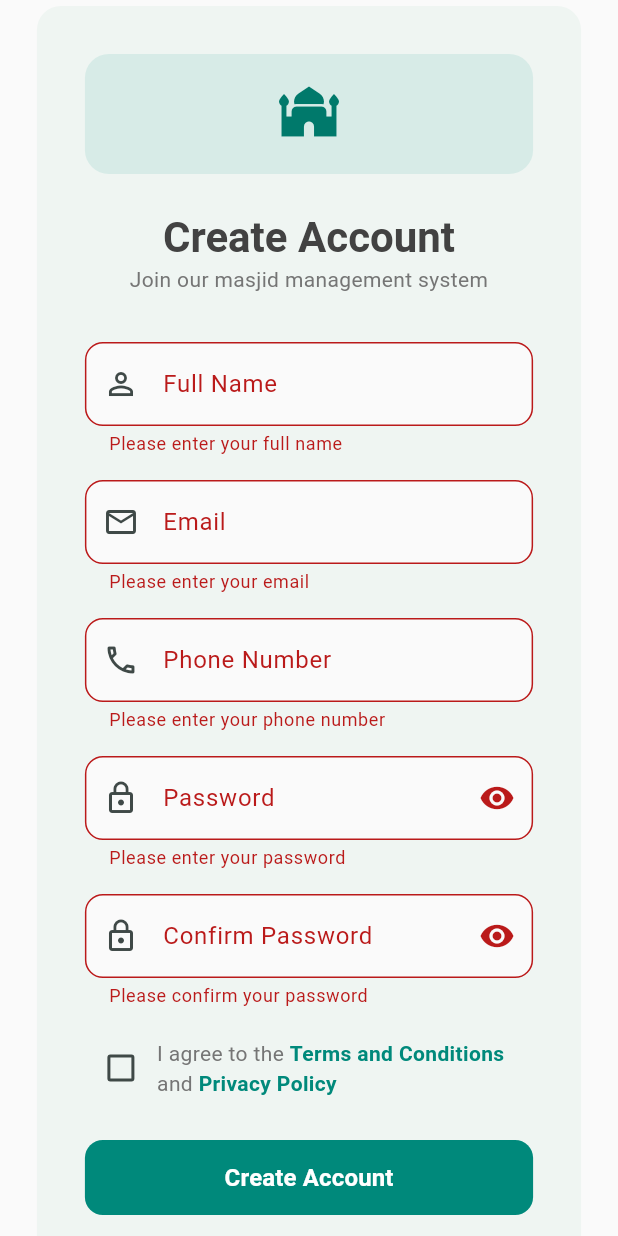
After one commit to nurhaziqharis/masjid_management_flutter, a Flutter app: the SignupPage screen opened by its route, after a tap on "Create Account", on a phone screen of 412 x 824 dp. The commit adds this screen. Run offline on Flutter 3.47's test engine with Material 3 defaults, Android fonts, the phone set to English and light mode, and no system bars.

Commit message:
Add registration page

```diff
--- a/lib/main.dart
+++ b/lib/main.dart
@@ -1,6 +1,8 @@
 import 'package:flutter/material.dart';
 import 'package:http/http.dart' as http;
 import 'dart:convert';
+
+import 'package:masjid_management_flutter/views/signup.dart';
 
 void main() {
   runApp(const MyApp());
@@ -17,8 +19,13 @@ class MyApp extends StatelessWidget {
         colorScheme: ColorScheme.fromSeed(seedColor: Colors.teal),
         useMaterial3: true,
       ),
-      home: const LoginPage(),
+      // home: const LoginPage(),
+      initialRoute: '/',
       debugShowCheckedModeBanner: false,
+      routes: {
+        '/': (context) => LoginPage(),
+        '/register': (context) => SignupPage()
+      },
     );
   }
 }
@@ -311,7 +318,9 @@ class _LoginPageState extends State<LoginPage> {
                           style: TextStyle(color: Colors.grey[600]),
                         ),
                         TextButton(
-                          onPressed: () {},
+                          onPressed: () {
+                            Navigator.pushNamed(context, '/register');
+                          },
                           child: Text(
                             'Sign Up',
                             style: TextStyle(
--- /dev/null
+++ b/lib/views/signup.dart
@@ -0,0 +1,493 @@
+import 'package:flutter/material.dart';
+import 'package:http/http.dart' as http;
+import 'dart:convert';
+
+class SignupPage extends StatefulWidget {
+  const SignupPage({super.key});
+
+  @override
+  State<SignupPage> createState() => _SignupPageState();
+}
+
+class _SignupPageState extends State<SignupPage> {
+  final _nameController = TextEditingController();
+  final _emailController = TextEditingController();
+  final _passwordController = TextEditingController();
+  final _confirmPasswordController = TextEditingController();
+  final _phoneController = TextEditingController();
+  final _formKey = GlobalKey<FormState>();
+  bool _isPasswordVisible = false;
+  bool _isConfirmPasswordVisible = false;
+  bool _isLoading = false;
+  bool _agreeToTerms = false;
+
+  @override
+  void dispose() {
+    _nameController.dispose();
+    _emailController.dispose();
+    _passwordController.dispose();
+    _confirmPasswordController.dispose();
+    _phoneController.dispose();
+    super.dispose();
+  }
+
+  Future<void> _signup() async {
+    if (_formKey.currentState!.validate()) {
+      if (!_agreeToTerms) {
+        ScaffoldMessenger.of(context).showSnackBar(
+          const SnackBar(
+            content: Text('Please agree to the terms and conditions'),
+            backgroundColor: Colors.red,
+          ),
+        );
+        return;
+      }
+
+      setState(() {
+        _isLoading = true;
+      });
+
+      try {
+        // POST request to your API endpoint
+        final response = await http.post(
+          Uri.parse('https://your-api-endpoint.com/api/auth/register'), // Replace with your API URL
+          headers: {
+            'Content-Type': 'application/json',
+          },
+          body: json.encode({
+            'name': _nameController.text.trim(),
+            'email': _emailController.text.trim(),
+            'password': _passwordController.text,
+            'phone': _phoneController.text.trim(),
+          }),
+        );
+
+        if (response.statusCode == 201 || response.statusCode == 200) {
+          // Successful registration
+          final responseData = json.decode(response.body);
+
+          if (mounted) {
+            ScaffoldMessenger.of(context).showSnackBar(
+              const SnackBar(
+                content: Text('Registration successful! Please login.'),
+                backgroundColor: Colors.green,
+              ),
+            );
+
+            // Navigate back to login page
+            Navigator.pushReplacementNamed(context, '/');
+          }
+
+        } else if (response.statusCode == 409) {
+          // User already exists
+          if (mounted) {
+            ScaffoldMessenger.of(context).showSnackBar(
+              const SnackBar(
+                content: Text('Email already exists. Please use a different email.'),
+                backgroundColor: Colors.red,
+              ),
+            );
+          }
+        } else {
+          // Other server errors
+          if (mounted) {
+            ScaffoldMessenger.of(context).showSnackBar(
+              SnackBar(
+                content: Text('Registration failed: ${response.statusCode}'),
+                backgroundColor: Colors.red,
+              ),
+            );
+          }
+        }
+      } catch (e) {
+        // Network or other errors
+        if (mounted) {
+          ScaffoldMessenger.of(context).showSnackBar(
+            SnackBar(
+              content: Text('Network error: ${e.toString()}'),
+              backgroundColor: Colors.red,
+            ),
+          );
+        }
+      } finally {
+        setState(() {
+          _isLoading = false;
+        });
+      }
+    }
+  }
+
+  @override
+  Widget build(BuildContext context) {
+    final screenWidth = MediaQuery.of(context).size.width;
+    final screenHeight = MediaQuery.of(context).size.height;
+    final isDesktop = screenWidth > 800;
+
+    return Scaffold(
+      backgroundColor: Colors.grey[50],
+      body: Center(
+        child: SingleChildScrollView(
+          child: Container(
+            constraints: BoxConstraints(
+              maxWidth: isDesktop ? 400 : screenWidth * 0.9,
+              minHeight: screenHeight * 0.9,
+            ),
+            child: Card(
+              elevation: isDesktop ? 8 : 0,
+              shape: RoundedRectangleBorder(
+                borderRadius: BorderRadius.circular(16),
+              ),
+              child: Padding(
+                padding: const EdgeInsets.all(32.0),
+                child: Form(
+                  key: _formKey,
+                  child: Column(
+                    mainAxisAlignment: MainAxisAlignment.center,
+                    crossAxisAlignment: CrossAxisAlignment.stretch,
+                    children: [
+                      Container(
+                        width: 80,
+                        height: 80,
+                        margin: const EdgeInsets.only(bottom: 24),
+                        decoration: BoxDecoration(
+                          color: Colors.teal.withOpacity(0.1),
+                          borderRadius: BorderRadius.circular(16),
+                        ),
+                        child: Icon(
+                          Icons.mosque,
+                          size: 40,
+                          color: Colors.teal[700],
+                        ),
+                      ),
+
+                      Text(
+                        'Create Account',
+                        style: Theme.of(context).textTheme.headlineMedium?.copyWith(
+                          fontWeight: FontWeight.w700,
+                          color: Colors.grey[800],
+                        ),
+                        textAlign: TextAlign.center,
+                      ),
+
+                      Text(
+                        'Join our masjid management system',
+                        style: Theme.of(context).textTheme.bodyMedium?.copyWith(
+                          color: Colors.grey[600],
+                        ),
+                        textAlign: TextAlign.center,
+                      ),
+
+                      const SizedBox(height: 32),
+
+                      // Full Name Field
+                      TextFormField(
+                        controller: _nameController,
+                        keyboardType: TextInputType.name,
+                        decoration: InputDecoration(
+                          labelText: 'Full Name',
+                          prefixIcon: const Icon(Icons.person_outline),
+                          border: OutlineInputBorder(
+                            borderRadius: BorderRadius.circular(12),
+                          ),
+                          enabledBorder: OutlineInputBorder(
+                            borderRadius: BorderRadius.circular(12),
+                            borderSide: BorderSide(color: Colors.grey[300]!),
+                          ),
+                          focusedBorder: OutlineInputBorder(
+                            borderRadius: BorderRadius.circular(12),
+                            borderSide: BorderSide(color: Colors.teal[600]!),
+                          ),
+                          filled: true,
+                          fillColor: Colors.grey[50],
+                        ),
+                        validator: (value) {
+                          if (value?.isEmpty ?? true) {
+                            return 'Please enter your full name';
+                          }
+                          if (value!.length < 2) {
+                            return 'Name must be at least 2 characters';
+                          }
+                          return null;
+                        },
+                      ),
+
+                      const SizedBox(height: 16),
+
+                      // Email Field
+                      TextFormField(
+                        controller: _emailController,
+                        keyboardType: TextInputType.emailAddress,
+                        decoration: InputDecoration(
+                          labelText: 'Email',
+                          prefixIcon: const Icon(Icons.email_outlined),
+                          border: OutlineInputBorder(
+                            borderRadius: BorderRadius.circular(12),
+                          ),
+                          enabledBorder: OutlineInputBorder(
+                            borderRadius: BorderRadius.circular(12),
+                            borderSide: BorderSide(color: Colors.grey[300]!),
+                          ),
+                          focusedBorder: OutlineInputBorder(
+                            borderRadius: BorderRadius.circular(12),
+                            borderSide: BorderSide(color: Colors.teal[600]!),
+                          ),
+                          filled: true,
+                          fillColor: Colors.grey[50],
+                        ),
+                        validator: (value) {
+                          if (value?.isEmpty ?? true) {
+                            return 'Please enter your email';
+                          }
+                          if (!RegExp(r'^[\w-\.]+@([\w-]+\.)+[\w-]{2,4}$').hasMatch(value!)) {
+                            return 'Please enter a valid email';
+                          }
+                          return null;
+                        },
+                      ),
+
+                      const SizedBox(height: 16),
+
+                      // Phone Number Field
+                      TextFormField(
+                        controller: _phoneController,
+                        keyboardType: TextInputType.phone,
+                        decoration: InputDecoration(
+                          labelText: 'Phone Number',
+                          prefixIcon: const Icon(Icons.phone_outlined),
+                          border: OutlineInputBorder(
+                            borderRadius: BorderRadius.circular(12),
+                          ),
+                          enabledBorder: OutlineInputBorder(
+                            borderRadius: BorderRadius.circular(12),
+                            borderSide: BorderSide(color: Colors.grey[300]!),
+                          ),
+                          focusedBorder: OutlineInputBorder(
+                            borderRadius: BorderRadius.circular(12),
+                            borderSide: BorderSide(color: Colors.teal[600]!),
+                          ),
+                          filled: true,
+                          fillColor: Colors.grey[50],
+                        ),
+                        validator: (value) {
+                          if (value?.isEmpty ?? true) {
+                            return 'Please enter your phone number';
+                          }
+                          if (value!.length < 10) {
+                            return 'Please enter a valid phone number';
+                          }
+                          return null;
+                        },
+                      ),
+
+                      const SizedBox(height: 16),
+
+                      // Password Field
+                      TextFormField(
+                        controller: _passwordController,
+                        obscureText: !_isPasswordVisible,
+                        decoration: InputDecoration(
+                          labelText: 'Password',
+                          prefixIcon: const Icon(Icons.lock_outline),
+                          suffixIcon: IconButton(
+                            icon: Icon(
+                              _isPasswordVisible ? Icons.visibility_off : Icons.visibility,
+                            ),
+                            onPressed: () {
+                              setState(() {
+                                _isPasswordVisible = !_isPasswordVisible;
+                              });
+                            },
+                          ),
+                          border: OutlineInputBorder(
+                            borderRadius: BorderRadius.circular(12),
+                          ),
+                          enabledBorder: OutlineInputBorder(
+                            borderRadius: BorderRadius.circular(12),
+                            borderSide: BorderSide(color: Colors.grey[300]!),
+                          ),
+                          focusedBorder: OutlineInputBorder(
+                            borderRadius: BorderRadius.circular(12),
+                            borderSide: BorderSide(color: Colors.teal[600]!),
+                          ),
+                          filled: true,
+                          fillColor: Colors.grey[50],
+                        ),
+                        validator: (value) {
+                          if (value?.isEmpty ?? true) {
+                            return 'Please enter your password';
+                          }
+                          if (value!.length < 8) {
+                            return 'Password must be at least 8 characters';
+                          }
+                          if (!RegExp(r'^(?=.*[a-z])(?=.*[A-Z])(?=.*\d)').hasMatch(value)) {
+                            return 'Password must contain uppercase, lowercase, and number';
+                          }
+                          return null;
+                        },
+                      ),
+
+                      const SizedBox(height: 16),
+
+                      // Confirm Password Field
+                      TextFormField(
+                        controller: _confirmPasswordController,
+                        obscureText: !_isConfirmPasswordVisible,
+                        decoration: InputDecoration(
+                          labelText: 'Confirm Password',
+                          prefixIcon: const Icon(Icons.lock_outline),
+                          suffixIcon: IconButton(
+                            icon: Icon(
+                              _isConfirmPasswordVisible ? Icons.visibility_off : Icons.visibility,
+                            ),
+                            onPressed: () {
+                              setState(() {
+                                _isConfirmPasswordVisible = !_isConfirmPasswordVisible;
+                              });
+                            },
+                          ),
+                          border: OutlineInputBorder(
+                            borderRadius: BorderRadius.circular(12),
+                          ),
+                          enabledBorder: OutlineInputBorder(
+                            borderRadius: BorderRadius.circular(12),
+                            borderSide: BorderSide(color: Colors.grey[300]!),
+                          ),
+                          focusedBorder: OutlineInputBorder(
+                            borderRadius: BorderRadius.circular(12),
+                            borderSide: BorderSide(color: Colors.teal[600]!),
+                          ),
+                          filled: true,
+                          fillColor: Colors.grey[50],
+                        ),
+                        validator: (value) {
+                          if (value?.isEmpty ?? true) {
+                            return 'Please confirm your password';
+                          }
+                          if (value != _passwordController.text) {
+                            return 'Passwords do not match';
+                          }
+                          return null;
+                        },
+                      ),
+
+                      const SizedBox(height: 16),
+
+                      // Terms and Conditions Checkbox
+                      Row(
+                        children: [
+                          Checkbox(
+                            value: _agreeToTerms,
+                            onChanged: (value) {
+                              setState(() {
+                                _agreeToTerms = value ?? false;
+                              });
+                            },
+                            activeColor: Colors.teal[600],
+                          ),
+                          Expanded(
+                            child: GestureDetector(
+                              onTap: () {
+                                setState(() {
+                                  _agreeToTerms = !_agreeToTerms;
+                                });
+                              },
+                              child: Text.rich(
+                                TextSpan(
+                                  text: 'I agree to the ',
+                                  style: TextStyle(color: Colors.grey[600]),
+                                  children: [
+                                    TextSpan(
+                                      text: 'Terms and Conditions',
+                                      style: TextStyle(
+                                        color: Colors.teal[600],
+                                        fontWeight: FontWeight.w600,
+                                      ),
+                                    ),
+                                    TextSpan(
+                                      text: ' and ',
+                                      style: TextStyle(color: Colors.grey[600]),
+                                    ),
+                                    TextSpan(
+                                      text: 'Privacy Policy',
+                                      style: TextStyle(
+                                        color: Colors.teal[600],
+                                        fontWeight: FontWeight.w600,
+                                      ),
+                                    ),
+                                  ],
+                                ),
+                              ),
+                            ),
+                          ),
+                        ],
+                      ),
+
+                      const SizedBox(height: 24),
+
+                      // Sign Up Button
+                      SizedBox(
+                        height: 50,
+                        child: ElevatedButton(
+                          onPressed: _isLoading ? null : _signup,
+                          style: ElevatedButton.styleFrom(
+                            backgroundColor: Colors.teal[600],
+                            foregroundColor: Colors.white,
+                            shape: RoundedRectangleBorder(
+                              borderRadius: BorderRadius.circular(12),
+                            ),
+                            elevation: 0,
+                          ),
+                          child: _isLoading
+                              ? const SizedBox(
+                            width: 20,
+                            height: 20,
+                            child: CircularProgressIndicator(
+                              color: Colors.white,
+                              strokeWidth: 2,
+                            ),
+                          )
+                              : const Text(
+                            'Create Account',
+                            style: TextStyle(
+                              fontSize: 16,
+                              fontWeight: FontWeight.w600,
+                            ),
+                          ),
+                        ),
+                      ),
+
+                      const SizedBox(height: 24),
+
+                      // Already have account link
+                      Row(
+                        mainAxisAlignment: MainAxisAlignment.center,
+                        children: [
+                          Text(
+                            "Already have an account? ",
+                            style: TextStyle(color: Colors.grey[600]),
+                          ),
+                          TextButton(
+                            onPressed: () {
+                              Navigator.pushReplacementNamed(context, '/');
+                            },
+                            child: Text(
+                              'Sign In',
+                              style: TextStyle(
+                                color: Colors.teal[600],
+                                fontWeight: FontWeight.w600,
+                              ),
+                            ),
+                          ),
+                        ],
+                      ),
+                    ],
+                  ),
+                ),
+              ),
+            ),
+          ),
+        ),
+      ),
+    );
+  }
+}
```
Also changed, not shown: .constant.dart (added).
